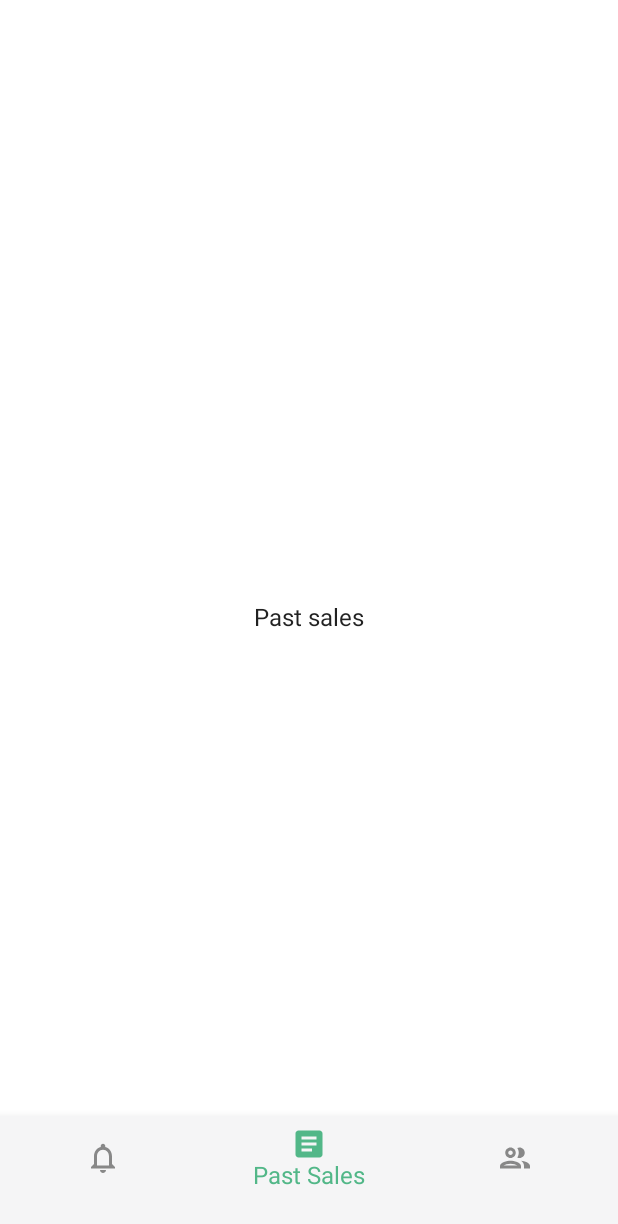
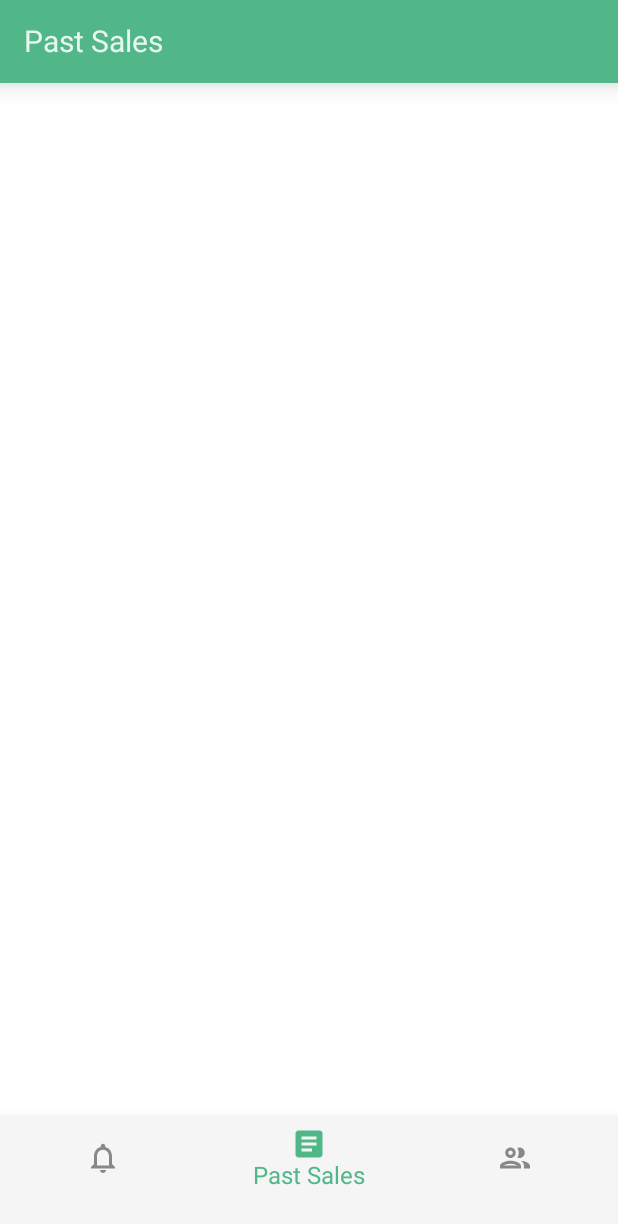
Before and after one commit to Vlad-Dima21/Sales, an Android app built with Jetpack Compose: the SalesmanClientsPage screen opened through its navigation route, item 2 of the bottom bar chosen, on a phone screen of 412 x 824 dp. Shown: the top 1224 px of the screen. Run offline under Robolectric (Android 15) with nearby library versions, the phone set to English and light mode, and no system bars; our stand-ins replace Firebase (no records; nobody signed in at launch, a user with empty details on screens opened directly), accompanist.

Commit message:
Added SalesmanDashboard pages, tweaked UI elements (enter account transitions, pages toolbar)

```diff
--- /dev/null
+++ b/app/src/main/java/vlad/dima/sales/ui/Dashboard/SalesmanDashboard/Clients/SalesmanClientsPage.kt
@@ -0,0 +1,38 @@
+package vlad.dima.sales.ui.Dashboard.SalesmanDashboard.Clients
+
+import androidx.compose.foundation.background
+import androidx.compose.foundation.layout.*
+import androidx.compose.material.MaterialTheme
+import androidx.compose.material.Surface
+import androidx.compose.material.Text
+import androidx.compose.runtime.Composable
+import androidx.compose.ui.Modifier
+import androidx.compose.ui.platform.LocalContext
+import androidx.compose.ui.unit.dp
+import androidx.compose.ui.unit.sp
+import vlad.dima.sales.R
+
+@Composable
+fun SalesmanClientsPage(viewModel: SalesmanClientsViewModel) {
+    val context = LocalContext.current
+    Row(
+        modifier = Modifier
+            .background(MaterialTheme.colors.background)
+            .fillMaxSize(),
+    ) {
+        Surface(
+            modifier = Modifier
+                .fillMaxWidth()
+                .padding(bottom = 8.dp),
+            elevation = 10.dp,
+            color = MaterialTheme.colors.primary
+        ) {
+            Text(
+                text = context.getString(R.string.DashboardClients),
+                fontSize = 20.sp,
+                modifier = Modifier
+                    .padding(16.dp)
+            )
+        }
+    }
+}
--- /dev/null
+++ b/app/src/main/java/vlad/dima/sales/ui/Dashboard/SalesmanDashboard/Clients/SalesmanClientsViewModel.kt
@@ -0,0 +1,6 @@
+package vlad.dima.sales.ui.Dashboard.SalesmanDashboard.Clients
+
+import androidx.lifecycle.ViewModel
+
+class SalesmanClientsViewModel: ViewModel() {
+}
--- /dev/null
+++ b/app/src/main/java/vlad/dima/sales/ui/Dashboard/SalesmanDashboard/Notifications/SalesmanNotificationsPage.kt
@@ -0,0 +1,50 @@
+package vlad.dima.sales.ui.Dashboard.SalesmanDashboard
+
+import androidx.compose.foundation.background
+import androidx.compose.foundation.layout.*
+import androidx.compose.material.Button
+import androidx.compose.material.MaterialTheme
+import androidx.compose.material.Surface
+import androidx.compose.material.Text
+import androidx.compose.runtime.Composable
+import androidx.compose.ui.Alignment
+import androidx.compose.ui.Modifier
+import androidx.compose.ui.platform.LocalContext
+import androidx.compose.ui.unit.dp
+import androidx.compose.ui.unit.sp
+import vlad.dima.sales.ui.Dashboard.SalesmanDashboard.Notifications.SalesmanNotificationsViewModel
+import vlad.dima.sales.R
+
+@Composable
+fun SalesmanNotificationsPage(viewModel: SalesmanNotificationsViewModel) {
+    val context = LocalContext.current
+    Column(
+        modifier = Modifier
+            .background(MaterialTheme.colors.background)
+            .fillMaxSize(),
+        horizontalAlignment = Alignment.CenterHorizontally,
+        verticalArrangement = Arrangement.spacedBy(8.dp)
+    ) {
+        Surface(
+            modifier = Modifier
+                .fillMaxWidth(),
+            elevation = 10.dp,
+            color = MaterialTheme.colors.primary
+        ) {
+            Text(
+                text = context.getString(R.string.DashboardNotifications),
+                fontSize = 20.sp,
+                modifier = Modifier
+                    .padding(16.dp)
+            )
+        }
+
+        Button(
+            onClick = {
+                viewModel.Logout()
+            }
+        ) {
+            Text(text = "Logout")
+        }
+    }
+}
--- /dev/null
+++ b/app/src/main/java/vlad/dima/sales/ui/Dashboard/SalesmanDashboard/Notifications/SalesmanNotificationsViewModel.kt
@@ -0,0 +1,15 @@
+package vlad.dima.sales.ui.Dashboard.SalesmanDashboard.Notifications
+
+import androidx.lifecycle.MutableLiveData
+import androidx.lifecycle.ViewModel
+import com.google.firebase.auth.FirebaseAuth
+
+class SalesmanNotificationsViewModel: ViewModel() {
+
+    val isUserLoggedIn = MutableLiveData<Boolean>(true)
+
+    fun Logout() {
+        FirebaseAuth.getInstance().signOut()
+        isUserLoggedIn.postValue(false)
+    }
+}
--- /dev/null
+++ b/app/src/main/java/vlad/dima/sales/ui/Dashboard/SalesmanDashboard/PastSales/SalesmanPastSalesPage.kt
@@ -0,0 +1,38 @@
+package vlad.dima.sales.ui.Dashboard.SalesmanDashboard.PastSales
+
+import androidx.compose.foundation.background
+import androidx.compose.foundation.layout.*
+import androidx.compose.material.MaterialTheme
+import androidx.compose.material.Surface
+import androidx.compose.material.Text
+import androidx.compose.runtime.Composable
+import androidx.compose.ui.Modifier
+import androidx.compose.ui.platform.LocalContext
+import androidx.compose.ui.unit.dp
+import androidx.compose.ui.unit.sp
+import vlad.dima.sales.R
+
+@Composable
+fun SalesmanPastSales(viewModel: SalesmanPastSalesViewModel) {
+    val context = LocalContext.current
+    Row(
+        modifier = Modifier
+            .background(MaterialTheme.colors.background)
+            .fillMaxSize(),
+    ) {
+        Surface(
+            modifier = Modifier
+                .fillMaxWidth()
+                .padding(bottom = 8.dp),
+            elevation = 10.dp,
+            color = MaterialTheme.colors.primary
+        ) {
+            Text(
+                text = context.getString(R.string.DashboardSales),
+                fontSize = 20.sp,
+                modifier = Modifier
+                    .padding(16.dp)
+            )
+        }
+    }
+}
--- /dev/null
+++ b/app/src/main/java/vlad/dima/sales/ui/Dashboard/SalesmanDashboard/PastSales/SalesmanPastSalesViewModel.kt
@@ -0,0 +1,6 @@
+package vlad.dima.sales.ui.Dashboard.SalesmanDashboard.PastSales
+
+import androidx.lifecycle.ViewModel
+
+class SalesmanPastSalesViewModel: ViewModel() {
+}
--- a/app/src/main/java/vlad/dima/sales/ui/Dashboard/SalesmanDashboard/SalesmanDashboardActivity.kt
+++ b/app/src/main/java/vlad/dima/sales/ui/Dashboard/SalesmanDashboard/SalesmanDashboardActivity.kt
@@ -7,7 +7,9 @@ import android.os.Bundle
 import androidx.activity.ComponentActivity
 import androidx.activity.compose.setContent
 import androidx.compose.animation.ExperimentalAnimationApi
-import androidx.compose.foundation.background
+import androidx.compose.animation.core.tween
+import androidx.compose.animation.fadeIn
+import androidx.compose.animation.fadeOut
 import androidx.compose.foundation.isSystemInDarkTheme
 import androidx.compose.foundation.layout.*
 import androidx.compose.material.*
@@ -17,26 +19,31 @@ import androidx.compose.ui.Modifier
 import androidx.compose.ui.graphics.Color
 import androidx.compose.ui.platform.LocalContext
 import androidx.compose.ui.unit.dp
+import androidx.lifecycle.LifecycleOwner
 import androidx.navigation.NavController
 import androidx.navigation.NavHostController
 import androidx.navigation.compose.currentBackStackEntryAsState
 import com.google.accompanist.navigation.animation.AnimatedNavHost
 import com.google.accompanist.navigation.animation.composable
 import com.google.accompanist.navigation.animation.rememberAnimatedNavController
-import com.google.firebase.auth.FirebaseAuth
+import vlad.dima.sales.ui.Dashboard.SalesmanDashboard.Clients.SalesmanClientsPage
+import vlad.dima.sales.ui.Dashboard.SalesmanDashboard.PastSales.SalesmanPastSales
 import vlad.dima.sales.ui.Dashboard.SalesmanDashboardResources
+import vlad.dima.sales.ui.theme.*
+import androidx.lifecycle.ViewModelProvider
+import androidx.lifecycle.ViewModelStoreOwner
+import vlad.dima.sales.ui.Dashboard.SalesmanDashboard.Clients.SalesmanClientsViewModel
+import vlad.dima.sales.ui.Dashboard.SalesmanDashboard.Notifications.SalesmanNotificationsViewModel
+import vlad.dima.sales.ui.Dashboard.SalesmanDashboard.PastSales.SalesmanPastSalesViewModel
 import vlad.dima.sales.ui.EnterAccount.EnterAccountActivity
-import vlad.dima.sales.ui.theme.*
 
 class SalesmanDashboardActivity : ComponentActivity() {
 
-    private lateinit var viewmodel: SalesmanDashboardViewmodel
+    private lateinit var viewmodel: SalesmanDashboardViewModel
 
     @OptIn(ExperimentalAnimationApi::class)
     override fun onCreate(savedInstanceState: Bundle?) {
         super.onCreate(savedInstanceState)
-
-
 
         setContent {
             (LocalContext.current as? Activity)?.requestedOrientation = ActivityInfo.SCREEN_ORIENTATION_PORTRAIT
@@ -59,21 +66,37 @@ class SalesmanDashboardActivity : ComponentActivity() {
 @Composable
 fun DashboardNavigation(navController: NavController) {
     val context = LocalContext.current
+    val notificationsViewmodel: SalesmanNotificationsViewModel = ViewModelProvider(owner = context as ViewModelStoreOwner)[SalesmanNotificationsViewModel::class.java]
+    val pastSalesViewmodel: SalesmanPastSalesViewModel = ViewModelProvider(owner = context as ViewModelStoreOwner)[SalesmanPastSalesViewModel::class.java]
+    val clientsViewmodel: SalesmanClientsViewModel = ViewModelProvider(owner = context as ViewModelStoreOwner)[SalesmanClientsViewModel::class.java]
+
+    notificationsViewmodel.isUserLoggedIn.observe(context as LifecycleOwner) { isUserLoggedIn ->
+        if (!isUserLoggedIn) {
+            context.startActivity(Intent(context, EnterAccountActivity::class.java))
+            (context as Activity).finish()
+        }
+    }
 
     AnimatedNavHost(
         navController = navController as NavHostController,
-        startDestination = SalesmanDashboardResources.Notifications.route
+        startDestination = SalesmanDashboardResources.Notifications.route,
+        enterTransition = {
+            fadeIn(initialAlpha = 1f)
+        },
+        exitTransition = {
+            fadeOut(animationSpec = tween(0))
+        }
     ) {
         composable(route = SalesmanDashboardResources.Notifications.route) {
-            NotificationsPage()
+            SalesmanNotificationsPage(notificationsViewmodel)
         }
 
         composable(route = SalesmanDashboardResources.PastSales.route) {
-            PastSalesPage()
+            SalesmanPastSales(pastSalesViewmodel)
         }
 
         composable(route = SalesmanDashboardResources.Clients.route) {
-            ClientsPage()
+            SalesmanClientsPage(clientsViewmodel)
         }
     }
 }
@@ -191,37 +214,3 @@ fun DashboardBottomNavigation(navController: NavHostController) {
         )
     }
 }
-
-@Composable
-fun NotificationsPage() {
-    Box(
-        modifier = Modifier
-            .fillMaxWidth()
-            .fillMaxHeight(),
-        contentAlignment = Alignment.Center
-    ) {
-        Text(text = "Notifications")
-    }
-}
-@Composable
-fun PastSalesPage() {
-    Box(
-        modifier = Modifier
-            .fillMaxWidth()
-            .fillMaxHeight(),
-        contentAlignment = Alignment.Center
-    ) {
-        Text(text = "Past sales")
-    }
-}
-@Composable
-fun ClientsPage() {
-    Box(
-        modifier = Modifier
-            .fillMaxWidth()
-            .fillMaxHeight(),
-        contentAlignment = Alignment.Center
-    ) {
-        Text(text = "Clients")
-    }
-}
--- a/app/src/main/java/vlad/dima/sales/ui/Dashboard/SalesmanDashboard/SalesmanDashboardViewmodel.kt
+++ b/app/src/main/java/vlad/dima/sales/ui/Dashboard/SalesmanDashboard/SalesmanDashboardViewModel.kt
@@ -2,5 +2,5 @@ package vlad.dima.sales.ui.Dashboard.SalesmanDashboard
 
 import androidx.lifecycle.ViewModel
 
-class SalesmanDashboardViewmodel: ViewModel() {
+class SalesmanDashboardViewModel: ViewModel() {
 }
--- a/app/src/main/java/vlad/dima/sales/ui/EnterAccount/EnterAccountActivity.kt
+++ b/app/src/main/java/vlad/dima/sales/ui/EnterAccount/EnterAccountActivity.kt
@@ -31,6 +31,7 @@ import androidx.compose.ui.ExperimentalComposeUiApi
 import androidx.compose.ui.Modifier
 import androidx.compose.ui.graphics.Brush
 import androidx.compose.ui.graphics.Color
+import androidx.compose.ui.graphics.toArgb
 import androidx.compose.ui.platform.LocalContext
 import androidx.compose.ui.platform.LocalSoftwareKeyboardController
 import androidx.compose.ui.res.stringResource
@@ -83,16 +84,13 @@ class EnterAccountActivity : ComponentActivity() {
             } else {
                 Toast.makeText(this, result.messageStringId, Toast.LENGTH_SHORT).show()
                 startActivity(Intent(this, SalesmanDashboardActivity::class.java))
+                finish()
             }
         }
 
         setContent {
             // force portrait mode in current activity
             (LocalContext.current as? Activity)?.requestedOrientation = ActivityInfo.SCREEN_ORIENTATION_PORTRAIT
-
-            val systemUiController = rememberSystemUiController()
-            systemUiController.setSystemBarsColor(Color.Transparent)
-
             val backgroundModifier = when(isSystemInDarkTheme()) {
                 true -> Modifier.background(Brush.linearGradient(
                     colors = listOf(DarkBackground, TealSecondaryDark)
@@ -102,6 +100,12 @@ class EnterAccountActivity : ComponentActivity() {
                 ))
             }
             SalesTheme {
+                // set status bars colors to transparent
+                window?.let {
+                    it.statusBarColor = Color.Transparent.toArgb()
+                    it.navigationBarColor = Color.Transparent.toArgb()
+                }
+
                 Box(
                     modifier = backgroundModifier
                         .fillMaxSize()
@@ -151,18 +155,28 @@ fun EnterAccountNavigation(
 
     AnimatedNavHost(
         navController = navController,
-        startDestination = Screen.LoginScreen.route,
-        enterTransition = {
-            slideIntoContainer(AnimatedContentScope.SlideDirection.Left, animationSpec = tween(700))
-        },
-        exitTransition = {
-            slideOutOfContainer(AnimatedContentScope.SlideDirection.Left, animationSpec = tween(700))
-        }
+        startDestination = Screen.LoginScreen.route
     ) {
-        composable(route = Screen.LoginScreen.route) {
+        composable(
+            route = Screen.LoginScreen.route,
+            enterTransition = {
+                slideIntoContainer(AnimatedContentScope.SlideDirection.Right, animationSpec = tween(700))
+            },
+            exitTransition = {
+                slideOutOfContainer(AnimatedContentScope.SlideDirection.Left, animationSpec = tween(700))
+            }
+        ) {
             LoginComposable(navController, viewModel)
         }
-        composable(route = Screen.SignUpScreen.route) {
+        composable(
+            route = Screen.SignUpScreen.route,
+            enterTransition = {
+                slideIntoContainer(AnimatedContentScope.SlideDirection.Left, animationSpec = tween(700))
+            },
+            exitTransition = {
+                slideOutOfContainer(AnimatedContentScope.SlideDirection.Right, animationSpec = tween(700))
+            }
+        ) {
             SignUpComposable(navController, viewModel)
         }
     }
--- a/app/src/main/java/vlad/dima/sales/ui/theme/Theme.kt
+++ b/app/src/main/java/vlad/dima/sales/ui/theme/Theme.kt
@@ -37,7 +37,10 @@ private val LightColorPalette = lightColors(
 )
 
 @Composable
-fun SalesTheme(darkTheme: Boolean = isSystemInDarkTheme(), content: @Composable () -> Unit) {
+fun SalesTheme(
+    darkTheme: Boolean = isSystemInDarkTheme(),
+    content: @Composable () -> Unit
+) {
     val colors = if (darkTheme) {
         DarkColorPalette
     } else {
@@ -46,7 +49,7 @@ fun SalesTheme(darkTheme: Boolean = isSystemInDarkTheme(), content: @Composable
 
     val systemUiController = rememberSystemUiController()
     systemUiController.setSystemBarsColor(
-        color = if (isSystemInDarkTheme()) GreenPrimaryDark else GreenPrimary
+        color = if (darkTheme) GreenPrimaryDark else GreenPrimary
     )
 
     MaterialTheme(
```
